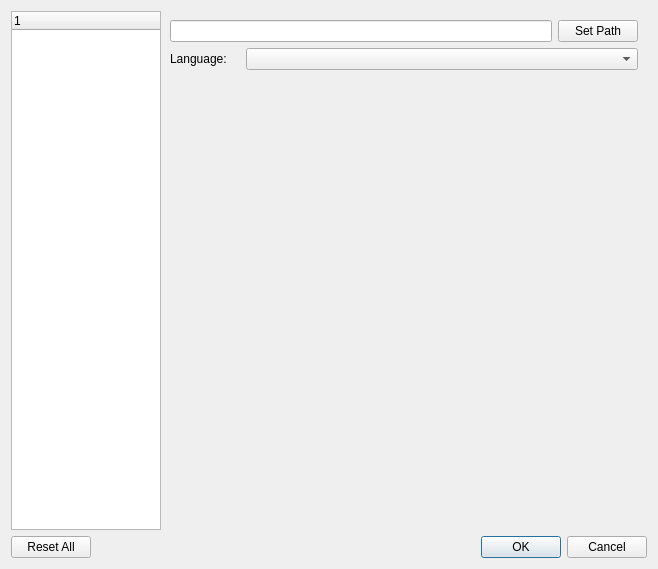
Above: src/xamp/preferencedialog.ui from billlin0904/xamp2 before the change. Below: the same form after it.
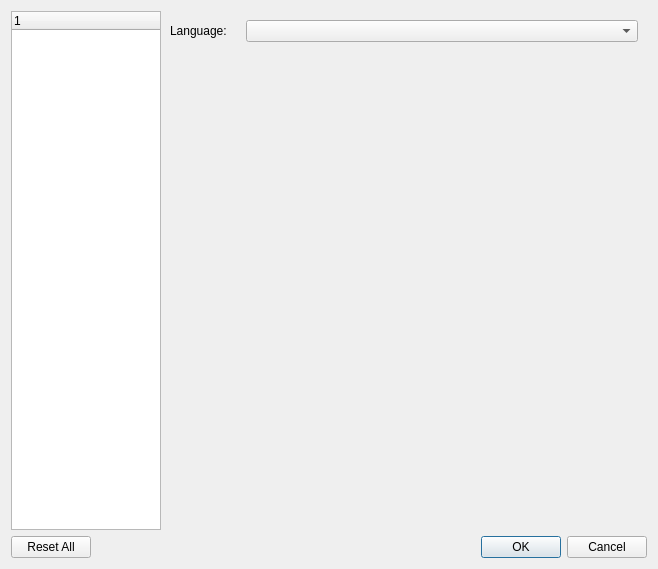
That is the form after the change.

Diff of the .ui file:
```diff
--- a/src/xamp/preferencedialog.ui
+++ b/src/xamp/preferencedialog.ui
@@ -68,24 +68,6 @@
        </property>
        <widget class="QWidget" name="playbackPage">
         <layout class="QVBoxLayout" name="verticalLayout_2">
-         <item>
-          <layout class="QHBoxLayout" name="horizontalLayout_2">
-           <item>
-            <widget class="QLineEdit" name="musicFilePath">
-             <property name="readOnly">
-              <bool>true</bool>
-             </property>
-            </widget>
-           </item>
-           <item>
-            <widget class="QPushButton" name="setPathButton">
-             <property name="text">
-              <string>Set Path</string>
-             </property>
-            </widget>
-           </item>
-          </layout>
-         </item>
          <item>
           <layout class="QHBoxLayout" name="horizontalLayout_5">
            <item>
```
